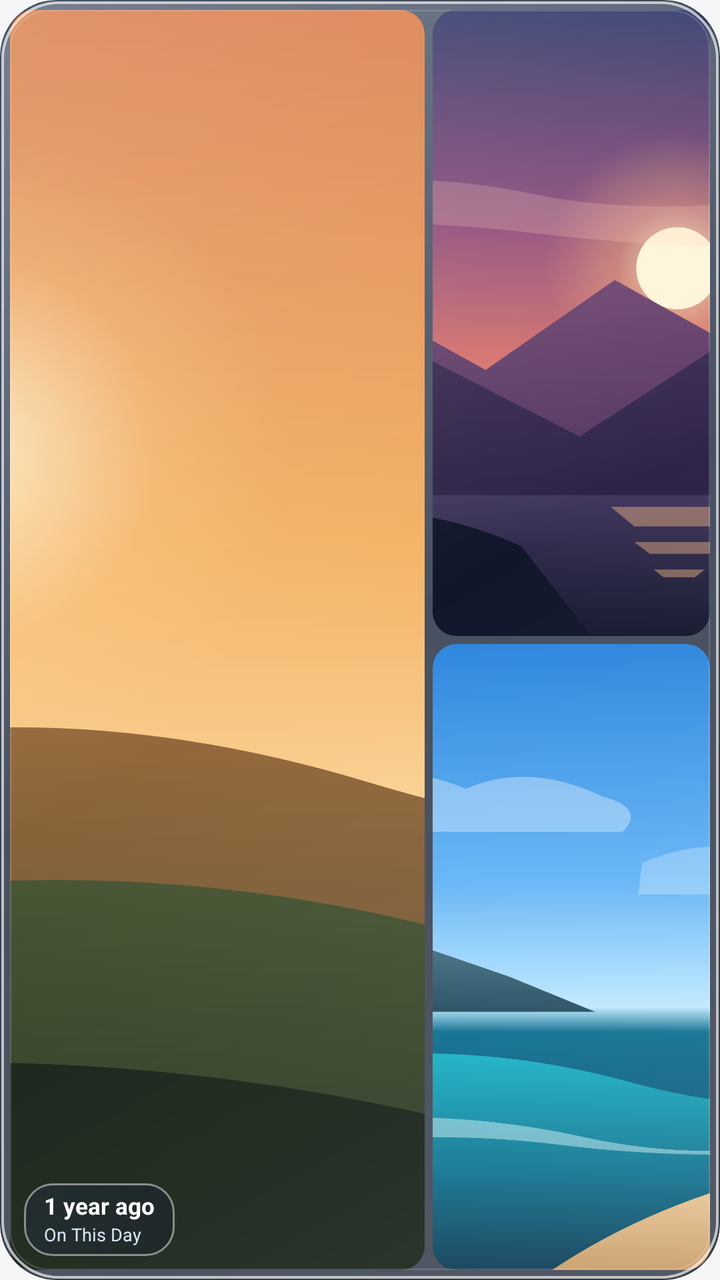
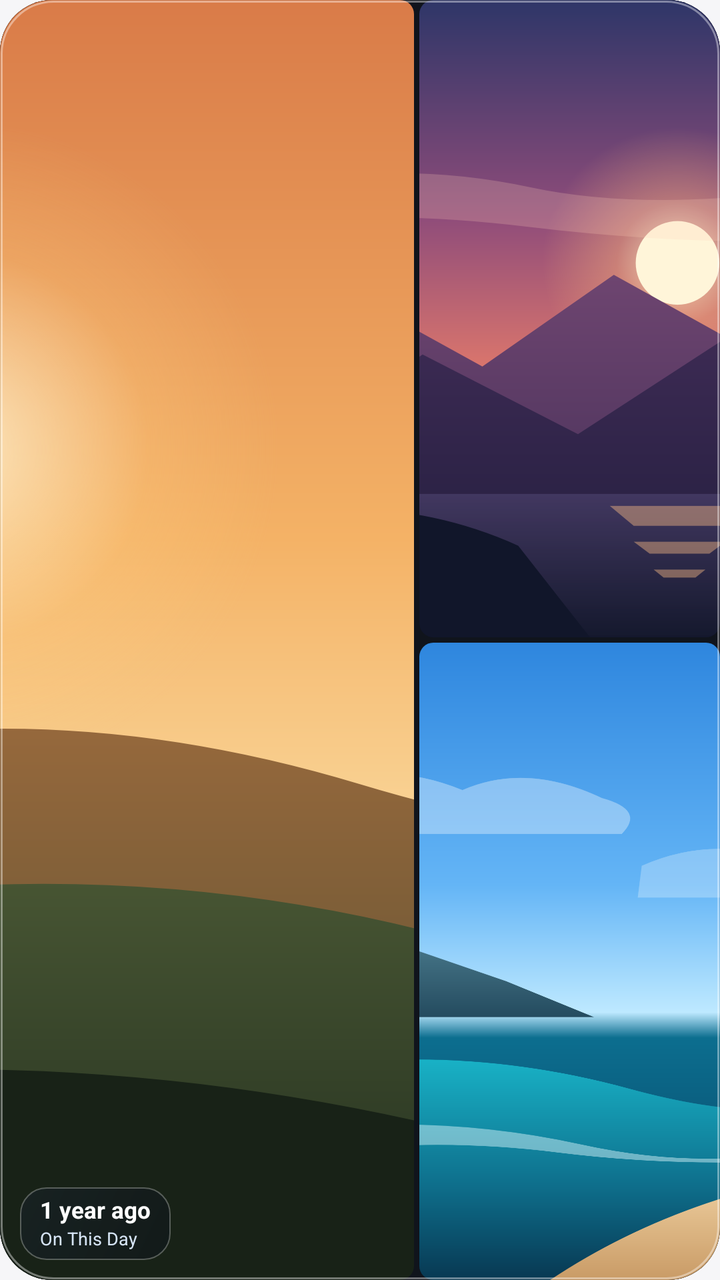

The first picture is an Android layout as it rendered before a commit; the second is the same layout after the commit. The layout source and the unified diff follow.
<!-- AndroidManifest.xml: application theme Theme.LuminaGallery -->
<!-- res/layout/widget_preview_memories.xml -->
<?xml version="1.0" encoding="utf-8"?>
<FrameLayout xmlns:android="http://schemas.android.com/apk/res/android"
    android:layout_width="match_parent"
    android:layout_height="match_parent"
    android:background="@drawable/widget_bg_rounded"
    android:clipToOutline="true"
    android:foreground="@drawable/widget_glass_edge"
    android:padding="5dp">

    <LinearLayout
        android:layout_width="match_parent"
        android:layout_height="match_parent"
        android:orientation="horizontal">

        <FrameLayout
            android:layout_width="0dp"
            android:layout_height="match_parent"
            android:layout_marginEnd="4dp"
            android:layout_weight="60"
            android:background="@drawable/widget_tile_clip_bg"
            android:clipToOutline="true">

            <ImageView
                android:layout_width="match_parent"
                android:layout_height="match_parent"
                android:contentDescription="@string/widget_memories"
                android:scaleType="centerCrop"
                android:src="@drawable/widget_art_golden_meadow" />
        </FrameLayout>

        <LinearLayout
            android:layout_width="0dp"
            android:layout_height="match_parent"
            android:layout_weight="40"
            android:orientation="vertical">

            <FrameLayout
                android:layout_width="match_parent"
                android:layout_height="0dp"
                android:layout_marginBottom="4dp"
                android:layout_weight="1"
                android:background="@drawable/widget_tile_clip_bg"
                android:clipToOutline="true">

                <ImageView
                    android:layout_width="match_parent"
                    android:layout_height="match_parent"
                    android:contentDescription="@string/widget_memories"
                    android:scaleType="centerCrop"
                    android:src="@drawable/widget_art_sunset_peaks" />
            </FrameLayout>

            <FrameLayout
                android:layout_width="match_parent"
                android:layout_height="0dp"
                android:layout_weight="1"
                android:background="@drawable/widget_tile_clip_bg"
                android:clipToOutline="true">

                <ImageView
                    android:layout_width="match_parent"
                    android:layout_height="match_parent"
                    android:contentDescription="@string/widget_memories"
                    android:scaleType="centerCrop"
                    android:src="@drawable/widget_art_ocean_waves" />
            </FrameLayout>
        </LinearLayout>
    </LinearLayout>

    <LinearLayout
        android:layout_width="wrap_content"
        android:layout_height="wrap_content"
        android:layout_gravity="bottom|start"
        android:layout_margin="7dp"
        android:background="@drawable/widget_glass_pill"
        android:orientation="vertical"
        android:paddingHorizontal="10dp"
        android:paddingVertical="5dp">

        <TextView
            android:layout_width="wrap_content"
            android:layout_height="wrap_content"
            android:includeFontPadding="false"
            android:maxLines="1"
            android:text="@string/widget_preview_memory_title"
            android:textColor="#FFFFFF"
            android:textSize="11.5sp"
            android:textStyle="bold" />

        <TextView
            android:layout_width="wrap_content"
            android:layout_height="wrap_content"
            android:layout_marginTop="2dp"
            android:includeFontPadding="false"
            android:maxLines="1"
            android:text="@string/widget_preview_memory_sub"
            android:textColor="#D6E4F5"
            android:textSize="9sp" />
    </LinearLayout>

</FrameLayout>
<!-- resources referenced by this layout -->
<resources>
  <!-- drawable widget_art_golden_meadow: vector/xml drawable (drawable, 2684 chars, omitted) -->
  <!-- drawable widget_art_ocean_waves: vector/xml drawable (drawable, 3062 chars, omitted) -->
  <!-- drawable widget_art_sunset_peaks: vector/xml drawable (drawable, 3773 chars, omitted) -->
  <!-- drawable widget_bg_rounded (drawable) -->
  <?xml version="1.0" encoding="utf-8"?>
  <shape xmlns:android="http://schemas.android.com/apk/res/android"
      android:shape="rectangle">
      <corners android:radius="@dimen/widget_corner_radius" />
      <gradient
          android:angle="315"
          android:startColor="#CC2B3C56"
          android:centerColor="#CC1A263A"
          android:endColor="#CC111929" />
  </shape>
  <!-- drawable widget_glass_edge (drawable) -->
  <?xml version="1.0" encoding="utf-8"?>
  <layer-list xmlns:android="http://schemas.android.com/apk/res/android">
      
      <item>
          <shape android:shape="rectangle">
              <corners android:radius="@dimen/widget_corner_radius" />
              <stroke
                  android:width="0.7dp"
                  android:color="#2E000000" />
          </shape>
      </item>
      
      <item
          android:bottom="0.7dp"
          android:left="0.7dp"
          android:right="0.7dp"
          android:top="0.7dp">
          <shape android:shape="rectangle">
              <corners android:radius="@dimen/widget_corner_radius" />
              <gradient
                  android:angle="315"
                  android:startColor="#30FFFFFF"
                  android:centerColor="#00FFFFFF"
                  android:endColor="#1AFFFFFF" />
              <stroke
                  android:width="1.4dp"
                  android:color="#A8FFFFFF" />
          </shape>
      </item>
      
      <item
          android:bottom="5dp"
          android:left="5dp"
          android:right="5dp"
          android:top="5dp">
          <shape android:shape="rectangle">
              <corners android:radius="@dimen/widget_inner_bevel_radius" />
              <stroke
                  android:width="0.75dp"
                  android:color="#2AFFFFFF" />
          </shape>
      </item>
  </layer-list>
  <!-- drawable widget_glass_pill (drawable) -->
  <?xml version="1.0" encoding="utf-8"?>
  <shape xmlns:android="http://schemas.android.com/apk/res/android"
      android:shape="rectangle">
      <corners android:radius="14dp" />
      <gradient
          android:angle="315"
          android:startColor="#70182436"
          android:endColor="#8A0B121D" />
      <stroke
          android:width="0.9dp"
          android:color="#78FFFFFF" />
  </shape>
  <!-- drawable widget_tile_clip_bg (drawable) -->
  <?xml version="1.0" encoding="utf-8"?>
  <shape xmlns:android="http://schemas.android.com/apk/res/android"
      android:shape="rectangle">
      <corners android:radius="12dp" />
      <solid android:color="#1E2B3E" />
  </shape>
  <string name="widget_memories">Memories &amp; Flashbacks</string>
  <string name="widget_preview_memory_sub">On This Day</string>
  <string name="widget_preview_memory_title">1 year ago</string>
  <style name="Theme.LuminaGallery" parent="android:Theme.Material.Light.NoActionBar">
          <item name="android:windowBackground">@color/launch_window_background</item>
          <item name="android:statusBarColor">@android:color/transparent</item>
          <item name="android:navigationBarColor">@android:color/transparent</item>
      </style>
  <dimen name="widget_corner_radius">24dp</dimen>
  <dimen name="widget_inner_bevel_radius">19dp</dimen>
  <color name="launch_window_background">#FFF6F6F8</color>
</resources>

<!-- the commit's change to res/layout/widget_preview_memories.xml (unified diff, before → after) -->
@@ -4,19 +4,19 @@
     android:layout_height="match_parent"
     android:background="@drawable/widget_bg_rounded"
     android:clipToOutline="true"
-    android:foreground="@drawable/widget_glass_edge"
-    android:padding="5dp">
+    android:foreground="@drawable/widget_glass_edge">
 
     <LinearLayout
         android:layout_width="match_parent"
         android:layout_height="match_parent"
+        android:background="#10141C"
         android:orientation="horizontal">
 
         <FrameLayout
             android:layout_width="0dp"
             android:layout_height="match_parent"
-            android:layout_marginEnd="4dp"
-            android:layout_weight="60"
+            android:layout_marginEnd="2.5dp"
+            android:layout_weight="58"
             android:background="@drawable/widget_tile_clip_bg"
             android:clipToOutline="true">
 
@@ -31,13 +31,13 @@
         <LinearLayout
             android:layout_width="0dp"
             android:layout_height="match_parent"
-            android:layout_weight="40"
+            android:layout_weight="42"
             android:orientation="vertical">
 
             <FrameLayout
                 android:layout_width="match_parent"
                 android:layout_height="0dp"
-                android:layout_marginBottom="4dp"
+                android:layout_marginBottom="2.5dp"
                 android:layout_weight="1"
                 android:background="@drawable/widget_tile_clip_bg"
                 android:clipToOutline="true">
@@ -71,7 +71,7 @@
         android:layout_width="wrap_content"
         android:layout_height="wrap_content"
         android:layout_gravity="bottom|start"
-        android:layout_margin="7dp"
+        android:layout_margin="10dp"
         android:background="@drawable/widget_glass_pill"
         android:orientation="vertical"
         android:paddingHorizontal="10dp"
<!-- resource entries referenced after the edit -->
@@ -22,39 +22,22 @@
           <shape android:shape="rectangle">
               <corners android:radius="@dimen/widget_corner_radius" />
               <stroke
-                  android:width="0.7dp"
-                  android:color="#2E000000" />
+                  android:width="0.45dp"
+                  android:color="#1A000000" />
           </shape>
       </item>
       
       <item
-          android:bottom="0.7dp"
-          android:left="0.7dp"
-          android:right="0.7dp"
-          android:top="0.7dp">
+          android:bottom="0.45dp"
+          android:left="0.45dp"
+          android:right="0.45dp"
+          android:top="0.45dp">
           <shape android:shape="rectangle">
               <corners android:radius="@dimen/widget_corner_radius" />
-              <gradient
-                  android:angle="315"
-                  android:startColor="#30FFFFFF"
-                  android:centerColor="#00FFFFFF"
-                  android:endColor="#1AFFFFFF" />
+              <solid android:color="#00000000" />
               <stroke
-                  android:width="1.4dp"
-                  android:color="#A8FFFFFF" />
-          </shape>
-      </item>
-      
-      <item
-          android:bottom="5dp"
-          android:left="5dp"
-          android:right="5dp"
-          android:top="5dp">
-          <shape android:shape="rectangle">
-              <corners android:radius="@dimen/widget_inner_bevel_radius" />
-              <stroke
-                  android:width="0.75dp"
-                  android:color="#2AFFFFFF" />
+                  android:width="1.15dp"
+                  android:color="#66FFFFFF" />
           </shape>
       </item>
   </layer-list>
@@ -62,21 +45,21 @@
   <?xml version="1.0" encoding="utf-8"?>
   <shape xmlns:android="http://schemas.android.com/apk/res/android"
       android:shape="rectangle">
-      <corners android:radius="14dp" />
+      <corners android:radius="13dp" />
       <gradient
           android:angle="315"
-          android:startColor="#70182436"
-          android:endColor="#8A0B121D" />
+          android:startColor="#66162030"
+          android:endColor="#780B101A" />
       <stroke
-          android:width="0.9dp"
-          android:color="#78FFFFFF" />
+          android:width="0.75dp"
+          android:color="#47FFFFFF" />
   </shape>
   <!-- drawable widget_tile_clip_bg (drawable) -->
   <?xml version="1.0" encoding="utf-8"?>
   <shape xmlns:android="http://schemas.android.com/apk/res/android"
       android:shape="rectangle">
-      <corners android:radius="12dp" />
-      <solid android:color="#1E2B3E" />
+      <corners android:radius="7dp" />
+      <solid android:color="#10141C" />
   </shape>
   <string name="widget_memories">Memories &amp; Flashbacks</string>
   <string name="widget_preview_memory_sub">On This Day</string>
@@ -86,8 +69,7 @@
           <item name="android:statusBarColor">@android:color/transparent</item>
           <item name="android:navigationBarColor">@android:color/transparent</item>
       </style>
-  <dimen name="widget_corner_radius">24dp</dimen>
-  <dimen name="widget_inner_bevel_radius">19dp</dimen>
+  <dimen name="widget_corner_radius">26dp</dimen>
   <color name="launch_window_background">#FFF6F6F8</color>
 </resources>
 
